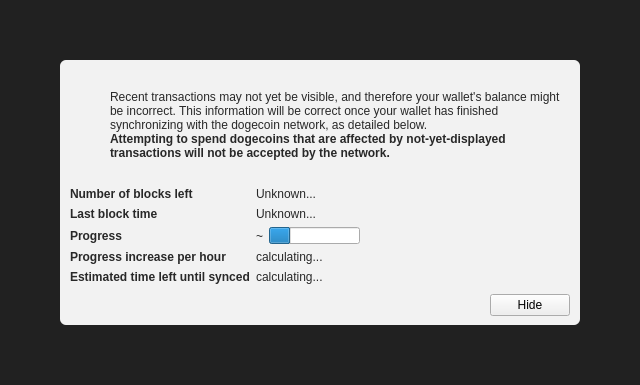
dogecoin/dogecoin, file src/qt/forms/modaloverlay.ui: the form before one commit.
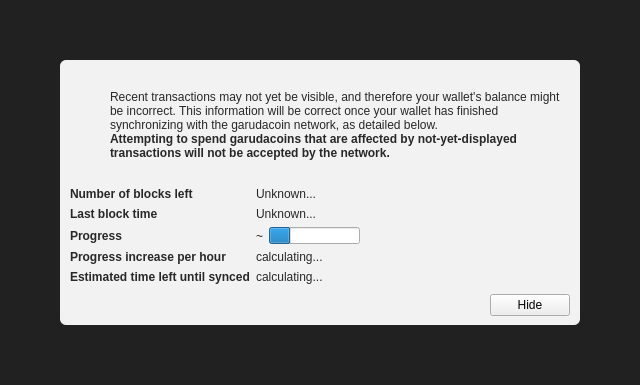
The form after the commit. Icons and pictures are not drawn. Custom widgets are drawn as their Qt base class.

Commit message: Rename dogecoin to garudacoin

The edit to the form file:
```diff
--- a/src/qt/forms/modaloverlay.ui
+++ b/src/qt/forms/modaloverlay.ui
@@ -130,7 +130,7 @@
              <item>
               <widget class="QLabel" name="infoText">
                <property name="text">
-                <string>Recent transactions may not yet be visible, and therefore your wallet's balance might be incorrect. This information will be correct once your wallet has finished synchronizing with the dogecoin network, as detailed below.</string>
+                <string>Recent transactions may not yet be visible, and therefore your wallet's balance might be incorrect. This information will be correct once your wallet has finished synchronizing with the garudacoin network, as detailed below.</string>
                </property>
                <property name="textFormat">
                 <enum>Qt::RichText</enum>
@@ -149,7 +149,7 @@
                 </font>
                </property>
                <property name="text">
-                <string>Attempting to spend dogecoins that are affected by not-yet-displayed transactions will not be accepted by the network.</string>
+                <string>Attempting to spend garudacoins that are affected by not-yet-displayed transactions will not be accepted by the network.</string>
                </property>
                <property name="textFormat">
                 <enum>Qt::RichText</enum>
```
The commit also changes 278 other files.
